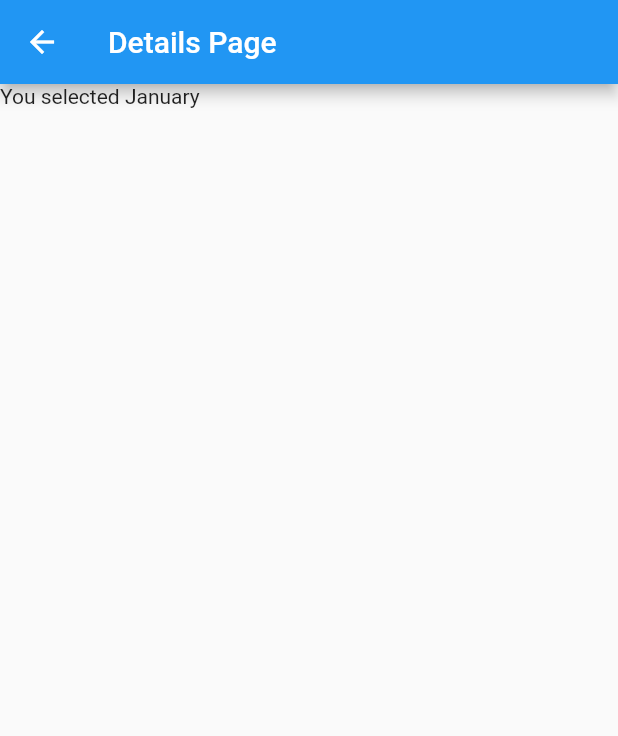
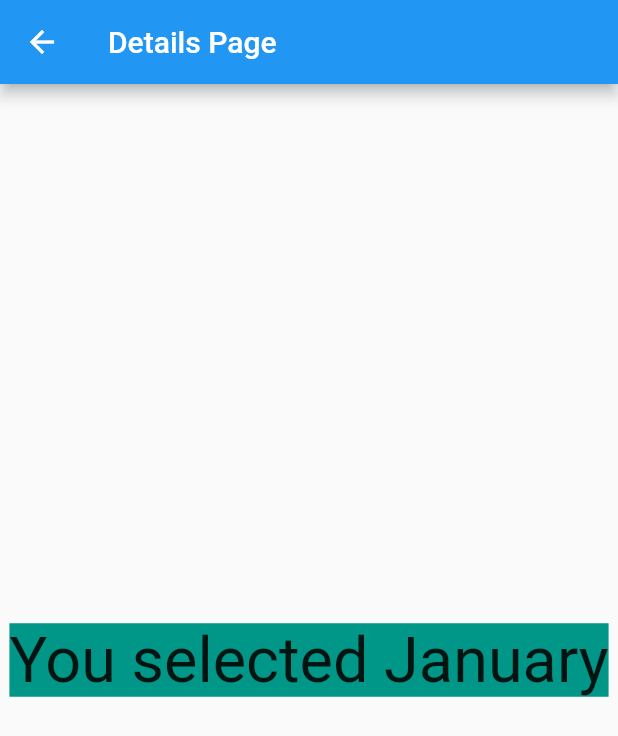
Before and after one commit to Muhammad-ali234/SimpleTwoScreen_Application, a Flutter app: the screen it shows after launch, after a tap on "January", on a phone screen of 412 x 824 dp. Shown: the top 736 px of the screen. Run offline on Flutter 3.47's test engine with Material 2 defaults, Android fonts, the phone set to English and light mode, and no system bars.

Commit message:
Adding widget Data Present in center in second screem

```diff
--- a/lib/second_screen.dart
+++ b/lib/second_screen.dart
@@ -1,4 +1,5 @@
 import 'package:flutter/material.dart';
+
 class MySecondScreen extends StatelessWidget {
   final String month;
   const MySecondScreen(this.month, {super.key});
@@ -10,7 +11,20 @@ class MySecondScreen extends StatelessWidget {
       appBar: AppBar(
         title: const Text(title),
       ),
-      body: Text('You selected $month'),
+      body: Column(
+        crossAxisAlignment: CrossAxisAlignment.center,
+        mainAxisAlignment: MainAxisAlignment.center,
+        children: [
+          Center(
+            child: Container(
+                decoration: const BoxDecoration(color: Colors.teal),
+                child: Text(
+                  'You selected $month',
+                  textScaleFactor: 3,
+                )),
+          ),
+        ],
+      ),
     );
   }
 }
```
